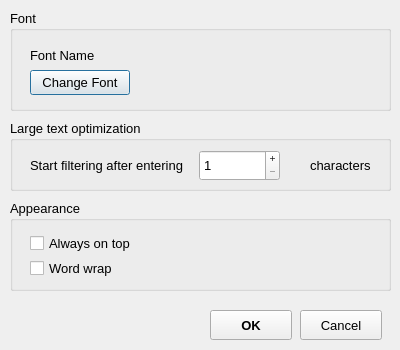
Old version of the form SettingsWindow.ui in the repository hesting15/TextFilter.
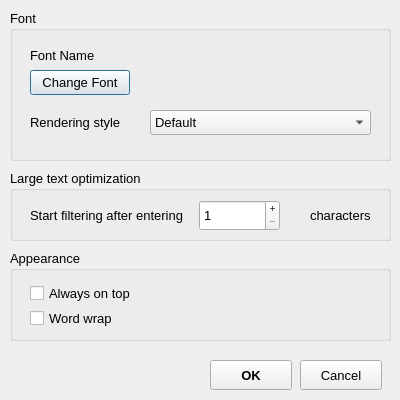
New version of the form.

Commit message: Added an option to settings to choose font rendering strategy

```diff
--- a/SettingsWindow.ui
+++ b/SettingsWindow.ui
@@ -10,19 +10,19 @@
     <x>0</x>
     <y>0</y>
     <width>400</width>
-    <height>350</height>
+    <height>400</height>
    </rect>
   </property>
   <property name="minimumSize">
    <size>
     <width>400</width>
-    <height>350</height>
+    <height>400</height>
    </size>
   </property>
   <property name="maximumSize">
    <size>
     <width>400</width>
-    <height>350</height>
+    <height>400</height>
    </size>
   </property>
   <property name="windowTitle">
@@ -34,7 +34,7 @@
      <x>10</x>
      <y>10</y>
      <width>381</width>
-     <height>101</height>
+     <height>151</height>
     </rect>
    </property>
    <property name="font">
@@ -83,12 +83,60 @@
      <string>Font Name</string>
     </property>
    </widget>
+   <widget class="QLabel" name="labelStyleStrategy">
+    <property name="geometry">
+     <rect>
+      <x>20</x>
+      <y>100</y>
+      <width>111</width>
+      <height>25</height>
+     </rect>
+    </property>
+    <property name="text">
+     <string>Rendering style</string>
+    </property>
+   </widget>
+   <widget class="QComboBox" name="comboBoxStyleStrategy">
+    <property name="geometry">
+     <rect>
+      <x>140</x>
+      <y>100</y>
+      <width>221</width>
+      <height>25</height>
+     </rect>
+    </property>
+    <item>
+     <property name="text">
+      <string>Default</string>
+     </property>
+    </item>
+    <item>
+     <property name="text">
+      <string>Prefer Antialias</string>
+     </property>
+    </item>
+    <item>
+     <property name="text">
+      <string>No Antialias</string>
+     </property>
+    </item>
+    <item>
+     <property name="text">
+      <string>No Subpixel Antialias</string>
+     </property>
+    </item>
+    <item>
+     <property name="text">
+      <string>Prefer Quality</string>
+     </property>
+    </item>
+   </widget>
   </widget>
   <widget class="QGroupBox" name="groupBox_2">
    <property name="geometry">
     <rect>
      <x>10</x>
-     <y>120</y>
+     <y>170</y>
      <width>381</width>
      <height>71</height>
     </rect>
@@ -163,7 +211,7 @@
    <property name="geometry">
     <rect>
      <x>10</x>
-     <y>200</y>
+     <y>250</y>
      <width>381</width>
      <height>91</height>
     </rect>
@@ -207,7 +255,7 @@
    <property name="geometry">
     <rect>
      <x>300</x>
-     <y>310</y>
+     <y>360</y>
      <width>82</width>
      <height>30</height>
     </rect>
@@ -225,7 +273,7 @@
    <property name="geometry">
     <rect>
      <x>210</x>
-     <y>310</y>
+     <y>360</y>
      <width>82</width>
      <height>30</height>
     </rect>
```
The commit also changes 7 other files.
